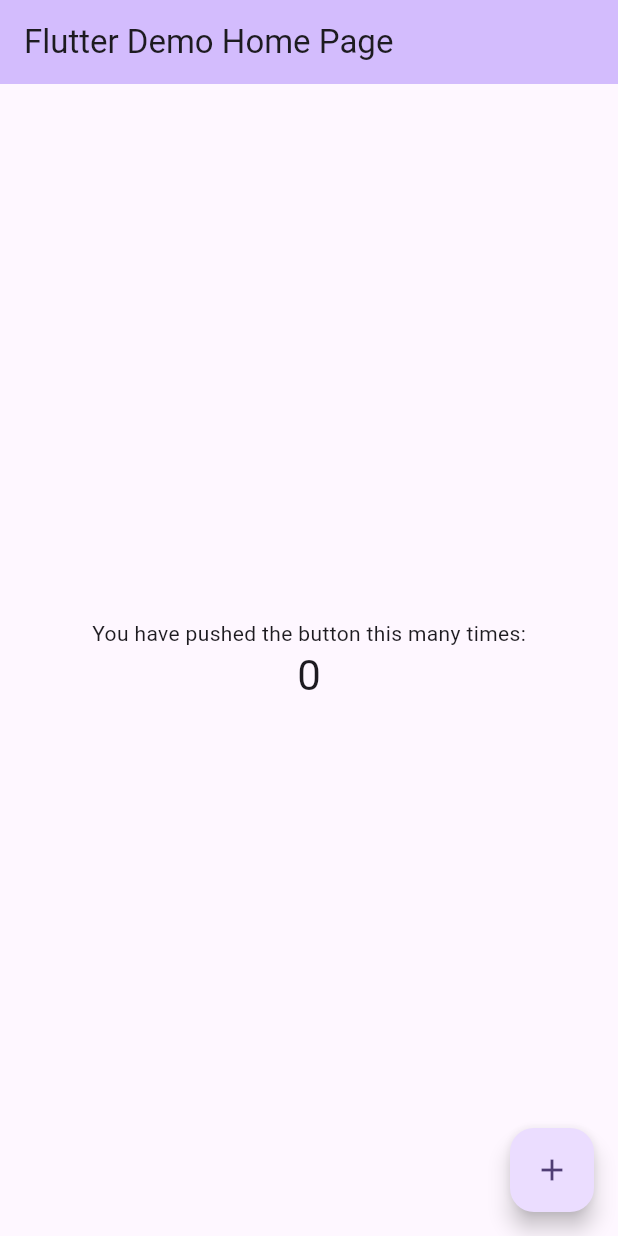
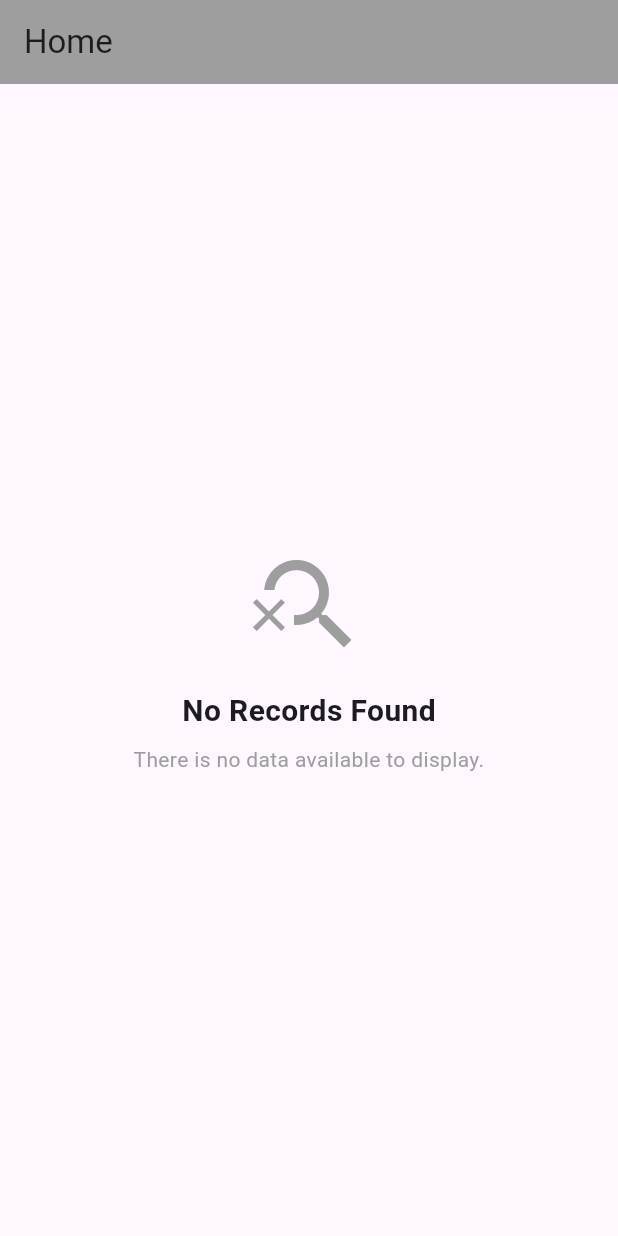
Before and after one commit to Excelsior-Technologies-Community/flutter_no_records_found_widget, a Flutter app: the screen it shows after launch, on a phone screen of 412 x 824 dp. Run offline on Flutter 3.47's test engine with Material 3 defaults, Android fonts, the phone set to English and light mode, and no system bars.

Commit message:
complete no record found widgets

```diff
--- /dev/null
+++ b/flutter_no_records_found_widget/analysis_options.yaml
@@ -0,0 +1,4 @@
+include: package:flutter_lints/flutter.yaml
+
+# Additional information about this file can be found at
+# https://dart.dev/guides/language/analysis-options
--- /dev/null
+++ b/flutter_no_records_found_widget/lib/flutter_no_records_found_widget.dart
@@ -0,0 +1,4 @@
+library flutter_no_records_found_widget;
+
+export 'screens/home_screen.dart';
+export 'widgets/no_records_found_widget.dart';
--- /dev/null
+++ b/flutter_no_records_found_widget/lib/screens/home_screen.dart
@@ -0,0 +1,23 @@
+import 'package:flutter/material.dart';
+import 'package:flutter_no_records_found_widget/widgets/no_records_found_widget.dart';
+
+class HomeScreen extends StatelessWidget {
+  const HomeScreen({super.key});
+
+  @override
+  Widget build(BuildContext context) {
+    return Scaffold(
+      appBar: AppBar(
+        backgroundColor: Colors.grey,
+        centerTitle: true,
+        title:  Text('Home'),
+      ),
+      body: const Center(
+        child: NoRecordsFoundWidget(
+          title: "No Records Found",
+          description: "There is no data available to display.",
+        ),
+      ),
+    );
+  }
+}
--- /dev/null
+++ b/flutter_no_records_found_widget/lib/widgets/no_records_found_widget.dart
@@ -0,0 +1,48 @@
+import 'package:flutter/material.dart';
+
+class NoRecordsFoundWidget extends StatelessWidget {
+  final String title;
+  final String description;
+  final IconData icon;
+
+  const NoRecordsFoundWidget({
+    super.key,
+    this.title = "No Records Found",
+    this.description = "No data available",
+    this.icon = Icons.search_off,
+  });
+
+  @override
+  Widget build(BuildContext context) {
+    return Padding(
+      padding: const EdgeInsets.all(24.0),
+      child: Column(
+        mainAxisAlignment: MainAxisAlignment.center,
+        children: [
+          Icon(
+            icon,
+            size: 80,
+            color: Colors.grey,
+          ),
+          const SizedBox(height: 16),
+          Text(
+            title,
+            style: const TextStyle(
+              fontSize: 20,
+              fontWeight: FontWeight.w600,
+            ),
+          ),
+          const SizedBox(height: 8),
+          Text(
+            description,
+            textAlign: TextAlign.center,
+            style: const TextStyle(
+              fontSize: 14,
+              color: Colors.grey,
+            ),
+          ),
+        ],
+      ),
+    );
+  }
+}
--- a/lib/main.dart
+++ b/lib/main.dart
@@ -1,4 +1,5 @@
 import 'package:flutter/material.dart';
+import 'package:flutter_no_records_found_widget/screens/home_screen.dart';
 
 void main() {
   runApp(const MyApp());
@@ -7,116 +8,14 @@
 class MyApp extends StatelessWidget {
   const MyApp({super.key});
 
-  // This widget is the root of your application.
   @override
   Widget build(BuildContext context) {
     return MaterialApp(
       title: 'Flutter Demo',
       theme: ThemeData(
-        // This is the theme of your application.
-        //
-        // TRY THIS: Try running your application with "flutter run". You'll see
-        // the application has a purple toolbar. Then, without quitting the app,
-        // try changing the seedColor in the colorScheme below to Colors.green
-        // and then invoke "hot reload" (save your changes or press the "hot
-        // reload" button in a Flutter-supported IDE, or press "r" if you used
-        // the command line to start the app).
-        //
-        // Notice that the counter didn't reset back to zero; the application
-        // state is not lost during the reload. To reset the state, use hot
-        // restart instead.
-        //
-        // This works for code too, not just values: Most code changes can be
-        // tested with just a hot reload.
         colorScheme: ColorScheme.fromSeed(seedColor: Colors.deepPurple),
       ),
-      home: const MyHomePage(title: 'Flutter Demo Home Page'),
+      home: HomeScreen()
     );
   }
 }
-
-class MyHomePage extends StatefulWidget {
-  const MyHomePage({super.key, required this.title});
-
-  // This widget is the home page of your application. It is stateful, meaning
-  // that it has a State object (defined below) that contains fields that affect
-  // how it looks.
-
-  // This class is the configuration for the state. It holds the values (in this
-  // case the title) provided by the parent (in this case the App widget) and
-  // used by the build method of the State. Fields in a Widget subclass are
-  // always marked "final".
-
-  final String title;
-
-  @override
-  State<MyHomePage> createState() => _MyHomePageState();
-}
-
-class _MyHomePageState extends State<MyHomePage> {
-  int _counter = 0;
-
-  void _incrementCounter() {
-    setState(() {
-      // This call to setState tells the Flutter framework that something has
-      // changed in this State, which causes it to rerun the build method below
-      // so that the display can reflect the updated values. If we changed
-      // _counter without calling setState(), then the build method would not be
-      // called again, and so nothing would appear to happen.
-      _counter++;
-    });
-  }
-
-  @override
-  Widget build(BuildContext context) {
-    // This method is rerun every time setState is called, for instance as done
-    // by the _incrementCounter method above.
-    //
-    // The Flutter framework has been optimized to make rerunning build methods
-    // fast, so that you can just rebuild anything that needs updating rather
-    // than having to individually change instances of widgets.
-    return Scaffold(
-      appBar: AppBar(
-        // TRY THIS: Try changing the color here to a specific color (to
-        // Colors.amber, perhaps?) and trigger a hot reload to see the AppBar
-        // change color while the other colors stay the same.
-        backgroundColor: Theme.of(context).colorScheme.inversePrimary,
-        // Here we take the value from the MyHomePage object that was created by
-        // the App.build method, and use it to set our appbar title.
-        title: Text(widget.title),
-      ),
-      body: Center(
-        // Center is a layout widget. It takes a single child and positions it
-        // in the middle of the parent.
-        child: Column(
-          // Column is also a layout widget. It takes a list of children and
-          // arranges them vertically. By default, it sizes itself to fit its
-          // children horizontally, and tries to be as tall as its parent.
-          //
-          // Column has various properties to control how it sizes itself and
-          // how it positions its children. Here we use mainAxisAlignment to
-          // center the children vertically; the main axis here is the vertical
-          // axis because Columns are vertical (the cross axis would be
-          // horizontal).
-          //
-          // TRY THIS: Invoke "debug painting" (choose the "Toggle Debug Paint"
-          // action in the IDE, or press "p" in the console), to see the
-          // wireframe for each widget.
-          mainAxisAlignment: MainAxisAlignment.center,
-          children: <Widget>[
-            const Text('You have pushed the button this many times:'),
-            Text(
-              '$_counter',
-              style: Theme.of(context).textTheme.headlineMedium,
-            ),
-          ],
-        ),
-      ),
-      floatingActionButton: FloatingActionButton(
-        onPressed: _incrementCounter,
-        tooltip: 'Increment',
-        child: const Icon(Icons.add),
-      ), // This trailing comma makes auto-formatting nicer for build methods.
-    );
-  }
-}
--- /dev/null
+++ b/lib/screens/home_screen.dart
@@ -0,0 +1,22 @@
+import 'package:flutter/material.dart';
+import 'package:flutter_no_records_found_widget/widgets/no_records_found_widget.dart';
+
+class HomeScreen extends StatelessWidget {
+  const HomeScreen({super.key});
+
+  @override
+  Widget build(BuildContext context) {
+    return Scaffold(
+      appBar: AppBar(
+        backgroundColor: Colors.grey,
+        title: const Text('Home'),
+      ),
+      body: const Center(
+        child: NoRecordsFoundWidget(
+          title: "No Records Found",
+          description: "There is no data available to display.",
+        ),
+      ),
+    );
+  }
+}
--- /dev/null
+++ b/lib/widgets/no_records_found_widget.dart
@@ -0,0 +1,48 @@
+import 'package:flutter/material.dart';
+
+class NoRecordsFoundWidget extends StatelessWidget {
+  final String title;
+  final String description;
+  final IconData icon;
+
+  const NoRecordsFoundWidget({
+    super.key,
+    this.title = "No Records Found",
+    this.description = "No data available",
+    this.icon = Icons.search_off,
+  });
+
+  @override
+  Widget build(BuildContext context) {
+    return Padding(
+      padding: const EdgeInsets.all(24.0),
+      child: Column(
+        mainAxisAlignment: MainAxisAlignment.center,
+        children: [
+          Icon(
+            icon,
+            size: 80,
+            color: Colors.grey,
+          ),
+          const SizedBox(height: 16),
+          Text(
+            title,
+            style: const TextStyle(
+              fontSize: 20,
+              fontWeight: FontWeight.w600,
+            ),
+          ),
+          const SizedBox(height: 8),
+          Text(
+            description,
+            textAlign: TextAlign.center,
+            style: const TextStyle(
+              fontSize: 14,
+              color: Colors.grey,
+            ),
+          ),
+        ],
+      ),
+    );
+  }
+}
```
Also changed, not shown: flutter_no_records_found_widget/pubspec.yaml (added, +54 -0 lines), 6 other files.
